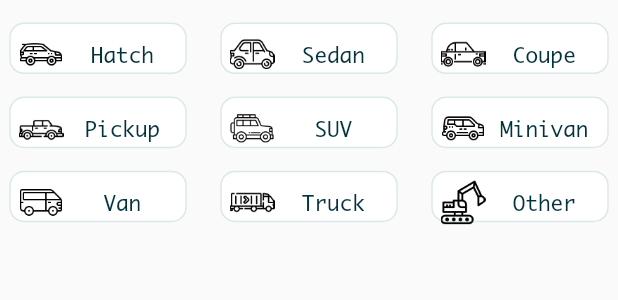
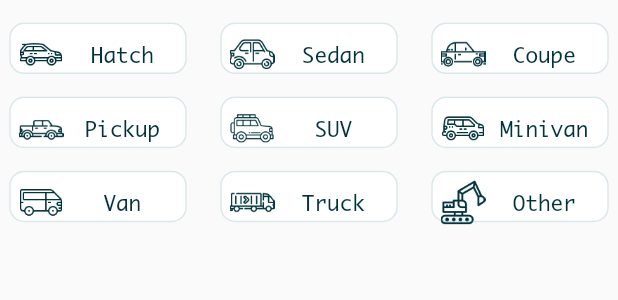
Before and after one commit to akramAssi/souqy, a Flutter app: the CarType widget shown alone on an empty page, opened directly, on a phone screen of 412 x 824 dp. Shown: the top 300 px of the screen. Run offline on Flutter 3.47's test engine with Material 2 defaults, Android fonts, the phone set to English and light mode, and no system bars; our stand-ins replace auto_size_text, carousel_slider, cloud_firestore, firebase_auth, firebase_core, firebase_storage and 6 more; missing offline and left inert: flutter_login_facebook, wc_form_validators; accounts and stored records are empty.

Commit message:
add tint for icon image

```diff
--- a/lib/add_page/car_type.dart
+++ b/lib/add_page/car_type.dart
@@ -63,10 +63,12 @@ class _CarType extends State<CarType> {
                   ? Image.asset(
                       'images/carType/' + carTypeList[widget.loc] + '.png',
                       width: 30,
+                      color: fontColor,
                     )
                   : Image.asset(
                       'images/carType/' + carTypeList[index] + '.png',
                       width: 30,
+                      color: fontColor,
                     ),
               shape: RoundedRectangleBorder(
                   borderRadius: BorderRadius.circular(10),
```
